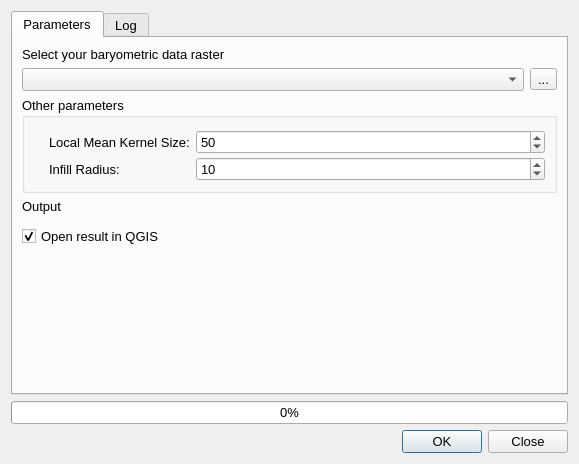
The window that qgisplugin/interfaces/preprocessing_gui.ui (umfieldrobotics/ShipwreckFinderQGISPlugin) describes before a commit, drawn with Qt 5.
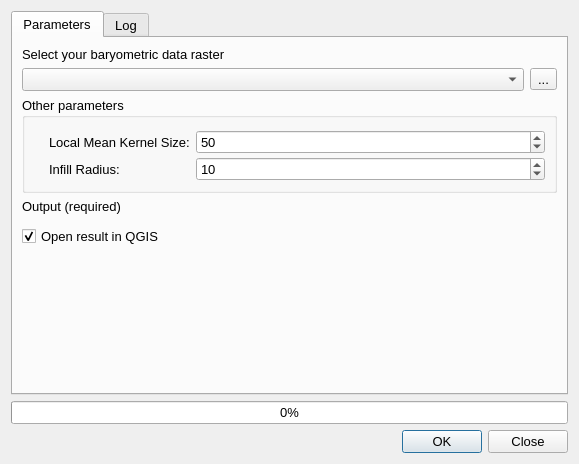
The same window after the commit. Icons and pictures are not drawn. Custom widgets are drawn as their Qt base class.

Commit message: quality of life gui updates, one and two channel compatibility, fixed preprocessing script

```diff
--- a/qgisplugin/interfaces/preprocessing_gui.ui
+++ b/qgisplugin/interfaces/preprocessing_gui.ui
@@ -301,7 +301,7 @@
               </font>
             </property>
             <property name="text">
-              <string>Output</string>
+              <string>Output (required)</string>
             </property>
             </widget>
           </item>
```
The commit also changes 7 other files.
